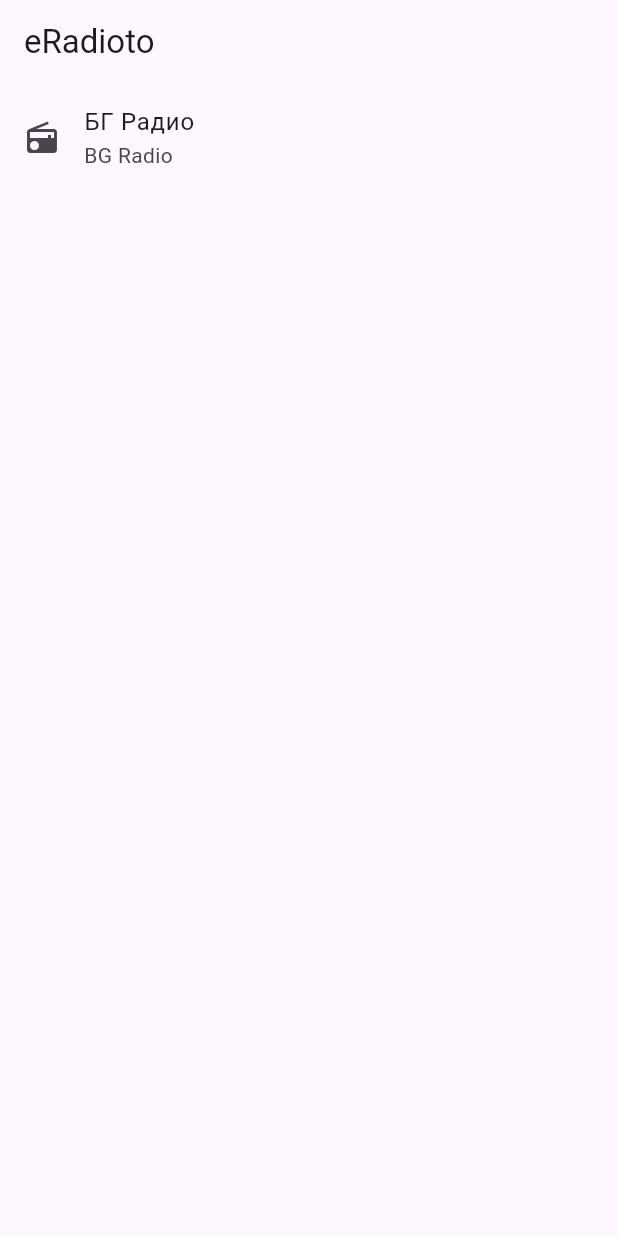
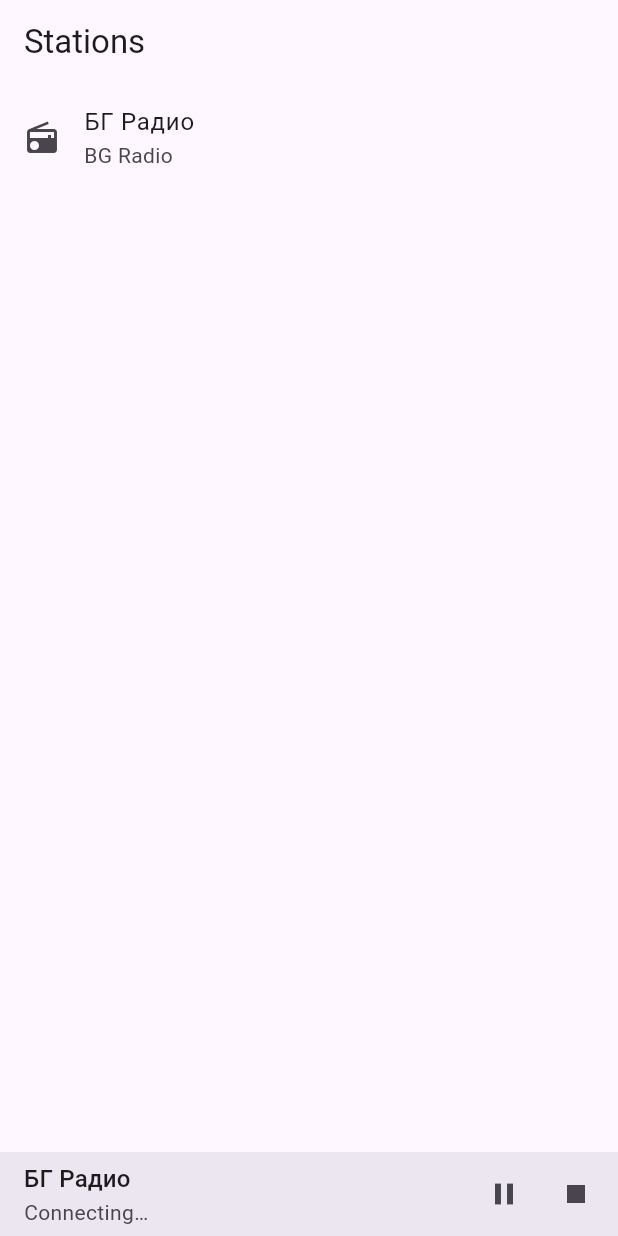
Before and after one commit to ifchy/online-radio-app, a Flutter app: the screen it shows after launch, after a tap on "БГ Радио", on a phone screen of 412 x 824 dp. Run offline on Flutter 3.47's test engine with Material 3 defaults, Android fonts, the phone set to English and light mode, and no system bars; our stand-ins replace audio_service, flutter_riverpod, freezed_annotation, just_audio, package_info_plus, riverpod_annotation; missing offline and left inert: audio_session; generated files the repository leaves out were written again; statements that could not run were skipped.

Commit message:
feat(01-03): accessible mini-player with localised state labels
- stateLabelFor: exhaustive switch over PlaybackStatus (D-09); Idle and
  Playing show no label
- MiniPlayer (D-06): station name, state label in an always-present live
  region, play/pause via togglePause and stop, no seek or position
  (PLAY-11); region labelled miniPlayerRegionLabel; 48 dp IconButtons with
  tooltips; maxLines 1 + ellipsis, no fixed heights; builds nothing
  without a current station
- The button says Pause in every state where togglePause pauses
  (Connecting/Playing/Buffering/Reconnecting/Interrupted), matching the
  notification
- Status and station are both watched before the early return, so the
  first frame with a station already has the right status
- HomeScreen: stationListTitle, playStationHint on each tile, MiniPlayer
  as bottomNavigationBar
- Tests: two pumps after an engine publish (event, then rebuild)

Co-Authored-By: Claude Opus 5.5 <noreply@anthropic.com>
Claude-Session: https://claude.ai/code/session_014RBLuxLqdyQBn1PzRHGk8K

```diff
--- a/lib/app/home_screen.dart
+++ b/lib/app/home_screen.dart
@@ -4,33 +4,43 @@ import 'package:flutter_riverpod/flutter_riverpod.dart';
 import '../features/catalog/application/catalog_providers.dart';
 import '../features/playback/application/playback_providers.dart';
 import '../features/playback/domain/play_context.dart';
+import '../features/playback/presentation/mini_player.dart';
+import '../l10n/app_localizations.dart';
 
-/// The Phase 1 station list (D-06). Plan 01-03 adds the bottom mini-player
-/// and moves every UI string into the ARB files.
+/// The Phase 1 station list with the bottom mini-player (D-06).
 class HomeScreen extends ConsumerWidget {
   const HomeScreen({super.key});
 
   @override
   Widget build(BuildContext context, WidgetRef ref) {
+    final l = AppLocalizations.of(context);
     final stations = ref.watch(stationDirectoryProvider).all;
     final ids = [for (final s in stations) s.id];
     return Scaffold(
-      // "eRadioto" is the same word in Bulgarian and English.
-      appBar: AppBar(title: const Text('eRadioto')),
+      appBar: AppBar(title: Text(l.stationListTitle)),
       body: ListView.builder(
         itemCount: stations.length,
         itemBuilder: (context, index) {
           final station = stations[index];
-          return ListTile(
-            leading: const Icon(Icons.radio),
-            title: Text(station.name),
-            subtitle: Text(station.nameLatin),
-            onTap: () => ref
-                .read(audioEngineProvider)
-                .play(station, context: PlayContext.list(ids, source: 'home')),
+          return Semantics(
+            hint: l.playStationHint(station.name),
+            child: ListTile(
+              leading: const Icon(Icons.radio),
+              title: Text(station.name),
+              subtitle: Text(station.nameLatin),
+              onTap: () => ref
+                  .read(audioEngineProvider)
+                  .play(
+                    station,
+                    context: PlayContext.list(ids, source: 'home'),
+                  ),
+            ),
           );
         },
       ),
+      // Collapses to nothing while no station is current. MiniPlayer handles
+      // the bottom inset itself.
+      bottomNavigationBar: const MiniPlayer(),
     );
   }
 }
--- a/lib/features/playback/presentation/mini_player.dart
+++ b/lib/features/playback/presentation/mini_player.dart
@@ -1,10 +1,109 @@
 import 'package:flutter/material.dart';
 import 'package:flutter_riverpod/flutter_riverpod.dart';
 
-/// RED stub: builds nothing yet.
+import '../../../l10n/app_localizations.dart';
+import '../application/playback_providers.dart';
+import '../domain/playback_status.dart';
+import 'state_label.dart';
+
+/// The bottom mini-player (D-06): the current station, its state label
+/// (D-09), play/pause and stop. It has no seek bar and no position (PLAY-11):
+/// live radio has neither.
+///
+/// It builds nothing while there is no current station, so it disappears
+/// after Stop. Commands go straight to the engine; it keeps no state itself.
 class MiniPlayer extends ConsumerWidget {
   const MiniPlayer({super.key});
 
   @override
-  Widget build(BuildContext context, WidgetRef ref) => const SizedBox.shrink();
+  Widget build(BuildContext context, WidgetRef ref) {
+    // Watch both before returning early, so the status is already subscribed
+    // (and current) on the first frame that has a station.
+    final station = ref.watch(currentStationProvider).value;
+    final status =
+        ref.watch(playbackStatusProvider).value ?? const PlaybackStatus.idle();
+    if (station == null) return const SizedBox.shrink();
+    final l = AppLocalizations.of(context);
+    final theme = Theme.of(context);
+    final label = stateLabelFor(status, l);
+    final pausable = _engineWouldPause(status);
+
+    return Semantics(
+      container: true,
+      label: l.miniPlayerRegionLabel(station.name),
+      child: Material(
+        color: theme.colorScheme.surfaceContainerHigh,
+        child: SafeArea(
+          top: false,
+          child: Padding(
+            padding: const EdgeInsetsDirectional.only(
+              start: 16,
+              end: 4,
+              top: 4,
+              bottom: 4,
+            ),
+            child: Row(
+              children: [
+                Expanded(
+                  child: Column(
+                    mainAxisSize: MainAxisSize.min,
+                    crossAxisAlignment: CrossAxisAlignment.start,
+                    children: [
+                      // The region label already names the station.
+                      ExcludeSemantics(
+                        child: Text(
+                          station.name,
+                          maxLines: 1,
+                          overflow: TextOverflow.ellipsis,
+                          style: theme.textTheme.titleMedium,
+                        ),
+                      ),
+                      // Always present, so TalkBack announces the label when
+                      // it appears or changes.
+                      Semantics(
+                        container: true,
+                        liveRegion: true,
+                        child: label == null
+                            ? const SizedBox.shrink()
+                            : Text(
+                                label,
+                                maxLines: 1,
+                                overflow: TextOverflow.ellipsis,
+                                style: theme.textTheme.bodyMedium?.copyWith(
+                                  color: theme.colorScheme.onSurfaceVariant,
+                                ),
+                              ),
+                      ),
+                    ],
+                  ),
+                ),
+                IconButton(
+                  tooltip: pausable ? l.actionPause : l.actionPlay,
+                  icon: Icon(pausable ? Icons.pause : Icons.play_arrow),
+                  onPressed: () => ref.read(audioEngineProvider).togglePause(),
+                ),
+                IconButton(
+                  tooltip: l.actionStop,
+                  icon: const Icon(Icons.stop),
+                  onPressed: () => ref.read(audioEngineProvider).stop(),
+                ),
+              ],
+            ),
+          ),
+        ),
+      ),
+    );
+  }
 }
+
+/// Whether `AudioEngine.togglePause` pauses in [status]: in every state that
+/// keeps the media session "playing" (the FGS table), not only [Playing].
+/// The button then says what a tap does, matching the notification.
+bool _engineWouldPause(PlaybackStatus status) => switch (status) {
+  Connecting() ||
+  Playing() ||
+  Buffering() ||
+  Reconnecting() ||
+  Interrupted() => true,
+  Idle() || Paused() || PlaybackError() => false,
+};
--- a/lib/features/playback/presentation/state_label.dart
+++ b/lib/features/playback/presentation/state_label.dart
@@ -1,5 +1,18 @@
 import '../../../l10n/app_localizations.dart';
 import '../domain/playback_status.dart';
 
-/// RED stub: no labels yet.
-String? stateLabelFor(PlaybackStatus status, AppLocalizations l) => null;
+/// The short text state label shown whenever playback is not simply playing
+/// (D-09), or null when there is nothing to say.
+///
+/// The switch is exhaustive over the sealed [PlaybackStatus], so a new
+/// variant is a compile error here instead of a silently blank label.
+String? stateLabelFor(PlaybackStatus status, AppLocalizations l) =>
+    switch (status) {
+      Idle() || Playing() => null,
+      Connecting() => l.stateConnecting,
+      Buffering() => l.stateBuffering,
+      Reconnecting() => l.stateReconnecting,
+      Interrupted() => l.stateInterrupted,
+      Paused() => l.statePaused,
+      PlaybackError() => l.stateError,
+    };
```
Also changed, not shown: 1 other file.
